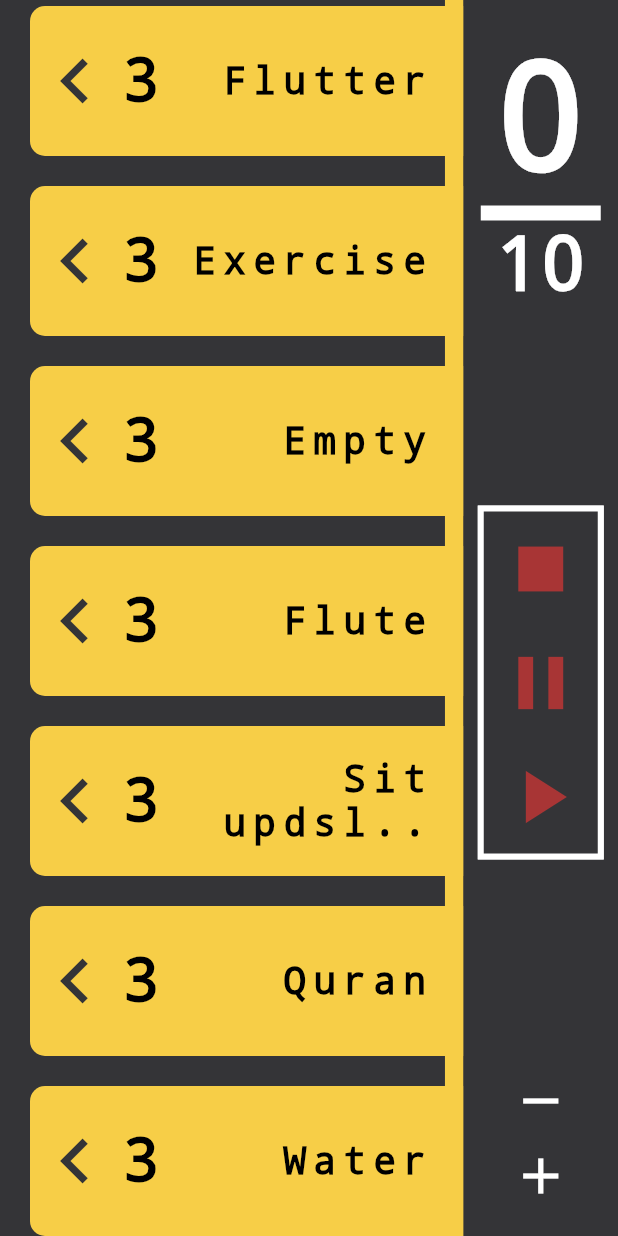
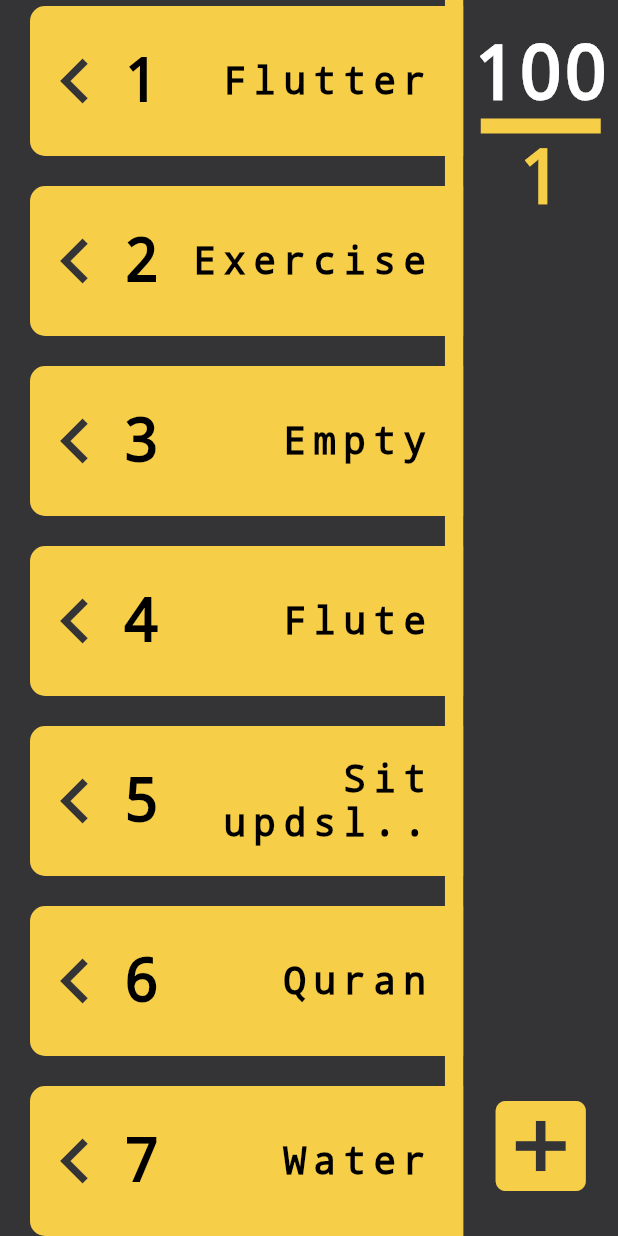
Before and after one commit to burhanhaq/ProductivePomo, a Flutter app: the screen it shows after launch, scrolled down 136 dp, on a phone screen of 412 x 824 dp. Run offline on Flutter 3.47's test engine with Material 2 defaults, Android fonts, the phone set to English and light mode, and no system bars.

Commit message:
Connected Provider implementation, but not working to updage with new list values

```diff
--- a/lib/card_state.dart
+++ b/lib/card_state.dart
@@ -3,63 +3,100 @@
 
 import 'models/card_model.dart';
 
-
 //AnimationController screenChangeController;
 
 class CardState with ChangeNotifier {
+  int _pageScore;
+  int _pageGoal;
+  int _pageIndex;
 
+  int get firstPageScore => _pageScore;
+  int get firstPageGoal => _pageGoal;
+  int get currentIndex => _pageIndex;
+  int get length => _cardModels.length;
 
-  List<CardModel> cardModels = [
+  void init() {
+    _pageScore = _cardModels[0].score;
+    _pageGoal = _cardModels[0].goal;
+    _pageIndex = _cardModels[0].index;
+  }
+
+  set currentIndex(int i) {
+    _pageGoal = _cardModels[i].goal;
+    _pageScore = _cardModels[i].score;
+    notifyListeners();
+  }
+
+  CardModel at(int i) {
+    return _cardModels[i];
+  }
+
+  void subtract(int i) {
+    if (_cardModels[i].score > 0) --_cardModels[i].score;
+    notifyListeners();
+  }
+
+  void add(int i) {
+    ++_cardModels[i].score;
+    notifyListeners();
+  }
+
+  List<CardModel> _cardModels = [
     CardModel(
+      index: 0,
       text: 'Work',
-      score: 3,
-      goal: 21080,
+      score: 100,
+      goal: 1,
       duration: Duration(seconds: 1),
     ),
     CardModel(
+      index: 1,
       text: 'Flutter',
-      score: 3,
-      goal: 1522,
+      score: 1,
+      goal: 200,
       duration: Duration(seconds: 2),
     ),
     CardModel(
+      index: 2,
       text: 'Exercise',
-      score: 3,
-      goal: 21,
+      score: 2,
+      goal: 3,
       duration: Duration(minutes: 1000),
     ),
     CardModel(
+      index: 3,
       text: 'Empty',
       score: 3,
-      goal: 251,
+      goal: 4,
       duration: Duration(minutes: 4),
     ),
     CardModel(
+      index: 4,
       text: 'Flute',
-      score: 3,
-      goal: 241,
+      score: 4,
+      goal: 5,
       duration: Duration(minutes: 100),
     ),
     CardModel(
+      index: 5,
       text: 'Sit updslkafjsakfsdffds',
-      score: 3,
-      goal: 12,
+      score: 5,
+      goal: 6,
       duration: Duration(milliseconds: 3000),
     ),
     CardModel(
+      index: 6,
       text: 'Quran',
-      score: 3,
-      goal: 12,
+      score: 6,
+      goal: 7,
       duration: Duration(seconds: 10),
     ),
     CardModel(
+      index: 7,
       text: 'Water',
-      score: 3,
-      goal: 12,
+      score: 7,
+      goal: 8,
       duration: Duration(seconds: 8),
     ),
   ];
-
-
-
 }
--- a/lib/custom_card.dart
+++ b/lib/custom_card.dart
@@ -1,8 +1,8 @@
 import 'package:flutter/material.dart';
 import 'package:pomodoro_app/second_screen.dart';
+import 'package:provider/provider.dart';
 
 import 'constants.dart';
-import 'card_state.dart';
 import 'card_state.dart';
 
 class CustomCard extends StatefulWidget {
@@ -11,6 +11,7 @@
   final int score;
   final int goal;
   final Duration duration;
+
   CustomCard({
     @required this.index,
     @required this.title,
@@ -49,22 +50,13 @@
   @override
   Widget build(BuildContext context) {
     double screenWidth = MediaQuery.of(context).size.width;
+    final cardState = Provider.of<CardState>(context);
     return GestureDetector(
       onHorizontalDragUpdate: (details) {
         setState(() {
           if (details.primaryDelta < 0) {
             screenChangeController.forward();
-//            widget.otherController.forward();
-//          } else {
-//            screenChangeController.reverse();
-          }
-        });
-      },
-      onTap: () {
-        setState(() {
-          print('Tapped: ${widget.title}');
-//          Navigator.pushNamed(context, SecondScreen.id);
-          Navigator.push(
+            Navigator.push(
               context,
               MaterialPageRoute(
                 builder: (context) => SecondScreen(
@@ -74,12 +66,21 @@
                   goal: widget.goal,
                   duration: widget.duration,
                 ),
-              ));
+              ),
+            );
+          } else {
+            screenChangeController.reverse();
+          }
+        });
+      },
+      onTap: () {
+        setState(() {
+          print('Tapped: ${widget.title}');
+          cardState.currentIndex = widget.index;
         });
       },
       child: Transform.translate(
-        offset: Offset(
-            -(screenChangeAnimation.value * screenWidth), 0),
+        offset: Offset(-(screenChangeAnimation.value * screenWidth * 0.5), 0),
         child: Container(
           margin: EdgeInsets.fromLTRB(20.0, 20.0, 0.0, 0.0),
           width: double.infinity,
@@ -95,7 +96,7 @@
             children: <Widget>[
               Icon(Icons.chevron_left,
                   size: 60, color: Theme.of(context).accentColor),
-              Text(widget.score.toString(),
+              Text(cardState.at(widget.index).score.toString(),
                   style: kLabel.copyWith(fontSize: 40)),
               Expanded(
                 child: Row(
@@ -103,7 +104,7 @@
                   children: <Widget>[
                     Flexible(
                       child: Text(
-                        widget.title.length > 9
+                        cardState.at(widget.index).text.length > 9
                             ? widget.title.substring(0, 9) + '..'
                             : widget.title,
                         textAlign: TextAlign.end,
--- a/lib/home.dart
+++ b/lib/home.dart
@@ -41,13 +41,11 @@
   Widget build(BuildContext context) {
     return SafeArea(
       child: ChangeNotifierProvider(
-        create: (context) => CardState(),
+        create: (context) => CardState()..init(),
         child: Consumer<CardState>(
-          builder: (context, cardState, _) =>
-          Container(
+          builder: (context, cardState, _) => Container(
             color: Theme.of(context).accentColor,
             child: Row(
-//          mainAxisAlignment: MainAxisAlignment.spaceEvenly,
               children: <Widget>[
                 Flexible(
                   child: Stack(
@@ -59,22 +57,20 @@
                           color: Theme.of(context).primaryColor),
                       ListView(
                         physics: BouncingScrollPhysics(),
-                    children: List.generate(cardState.cardModels.length, (index) {
+                        children:
+                            List.generate(cardState.length, (index) {
                           return CustomCard(
-//                        index: index,
-                        index: cardState.cardModels[index].index,
-                        title: cardState.cardModels[index].text,
-                        score: cardState.cardModels[index].score,
-                        goal: cardState.cardModels[index].goal,
-                        duration: cardState.cardModels[index].duration,
-//                        otherController: controller,
+                            index: index,
+                            title: cardState.at(index).text,
+                            score: cardState.at(index).score,
+                            goal: cardState.at(index).goal,
+                            duration: cardState.at(index).duration,
                           );
                         }),
                       ),
                     ],
                   ),
                 ),
-
                 Container(
                   color: grey,
                   width: MediaQuery.of(context).size.width * 0.25,
@@ -86,102 +82,35 @@
                         Column(
                           children: [
                             Text(
-                          '0'.toString(),
-//                          score.toString(),
-                          style: TextStyle(
-                            color: Colors.white,
-                            fontSize: 100,
-                            decoration: TextDecoration.none,
-                          ),
-                        ),
-                        Container(height: 10, width: 80, color: Colors.white),
-                        Text(
-                          '10'.toString(),
+                              cardState.firstPageScore.toString() ?? 'x',
                               style: TextStyle(
                                 color: Colors.white,
                                 fontSize: 50,
                                 decoration: TextDecoration.none,
                               ),
                             ),
+                            Container(
+                                height: 10, width: 80, color: yellow),
+                            Text(
+                              cardState.firstPageGoal.toString() ?? 'y',
+                              style: TextStyle(
+                                color: yellow,
+                                fontSize: 50,
+                                decoration: TextDecoration.none,
+                              ),
+                            ),
                           ],
                         ),
-//                Expanded(child: Container()),
-                    Material(
-                      child: Container(
-                        decoration: BoxDecoration(
-                          color: grey,
-                          border: Border.all(
-                            color: Colors.white,
-                            width: 4,
-                          ),
-                        ),
-                        child: Column(
-                          children: [
-                            IconButton(
-                              icon: Icon(Icons.stop),
-                              iconSize: 60,
-                              color: red1,
-                              onPressed: () {
-                                print('Stop pressed');
-                              },
-                            ),
-                            IconButton(
-                              icon: Icon(Icons.pause),
-                              iconSize: 60,
-                              color: red1,
-                              onPressed: () {
-                                print('Pause pressed');
-                              },
-                            ),
-                            IconButton(
-                              icon: Icon(Icons.play_arrow),
-                              iconSize: 60,
-                              color: red1,
-                              onPressed: () {
-                                print('Play pressed');
-                              },
+                        Expanded(child: Container()),
+                        Icon(
+                          Icons.add_box,
+                          size: 80,
+                          color: yellow,
                         ),
                       ],
                     ),
                   ),
                 ),
-//                SizedBox(height: 30),
-                    Column(
-                      children: <Widget>[
-                        Padding(
-                          padding: EdgeInsets.only(top: 10),
-                          child: Icon(
-                            Icons.remove,
-                            size: 40,
-                            color: white,
-                          ),
-                        ),
-                        Padding(
-                          padding: EdgeInsets.only(top: 10),
-                          child: Icon(
-                            Icons.add,
-                            size: 40,
-                            color: white,
-                          ),
-                        ),
-                      ],
-                    ),
-                  ],
-                ),
-              ),
-            ),
-//            Container(
-//              height: MediaQuery.of(context).size.height,
-//              width: MediaQuery.of(context).size.width * 0.2,
-//              color: grey,
-//              child: Column(
-//                mainAxisAlignment: MainAxisAlignment.end,
-//                children: [
-//                  Icon(Icons.remove),
-//                  Icon(Icons.add),
-//                ],
-//              ),
-//            ),
               ],
             ),
           ),
--- a/lib/second_screen.dart
+++ b/lib/second_screen.dart
@@ -1,5 +1,5 @@
-import 'package:flutter/cupertino.dart';
 import 'package:flutter/material.dart';
+import 'package:provider/provider.dart';
 
 import 'constants.dart';
 import 'clock.dart';
@@ -28,7 +28,10 @@
 class _SecondScreenState extends State<SecondScreen> {
   @override
   Widget build(BuildContext context) {
-    return Container(
+    return ChangeNotifierProvider(
+      create: (context) => CardState(),
+      child: Consumer<CardState>(
+        builder: (context, cardState, _) => Container(
             child: Row(
           children: <Widget>[
             Container(
@@ -127,18 +130,18 @@
                     Column(
                       children: [
                         Text(
-                      widget.score.toString(),
+                          cardState.at(widget.index).score.toString() ?? 'x',
                           style: TextStyle(
                             color: Colors.white,
-                        fontSize: 100,
+                            fontSize: 50,
                             decoration: TextDecoration.none,
                           ),
                         ),
-                    Container(height: 10, width: 80, color: Colors.white),
+                        Container(height: 10, width: 80, color: white),
                         Text(
-                      widget.goal.toString(),
+                          cardState.at(widget.index).goal.toString() ?? 'y',
                           style: TextStyle(
-                        color: Colors.white,
+                            color: white,
                             fontSize: 50,
                             decoration: TextDecoration.none,
                           ),
@@ -196,10 +199,15 @@
                                 if (widget.score > 0) --widget.score;
                               });
                             },
+                            child: GestureDetector(
+                              onTap: () {
+                                cardState.subtract(widget.index);
+                              },
                               child: Icon(
                                 Icons.remove,
                                 size: 40,
                                 color: white,
+                              ),
                             ),
                           ),
                         ),
@@ -208,7 +216,8 @@
                           child: GestureDetector(
                             onTap: () {
                               setState(() {
-                            ++widget.score;
+//                            ++widget.score;
+                                cardState.add(widget.index);
                               });
                             },
                             child: Icon(
@@ -225,6 +234,8 @@
               ),
             ),
           ],
-    ));
+        )),
+      ),
+    );
   }
 }
```
Lines whose indentation alone changed are shown as unchanged.
